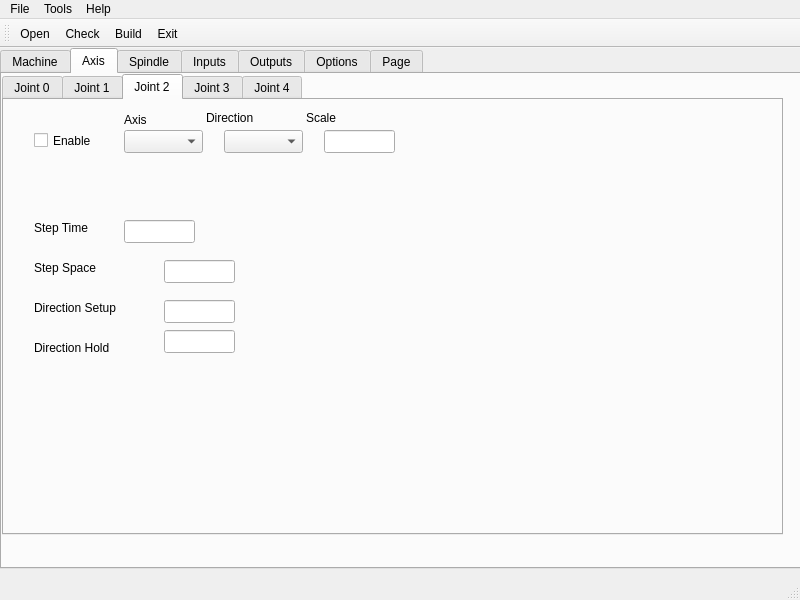
Above: 7i96.ui from snelweg/7i96 before the change. Below: the same form after it.
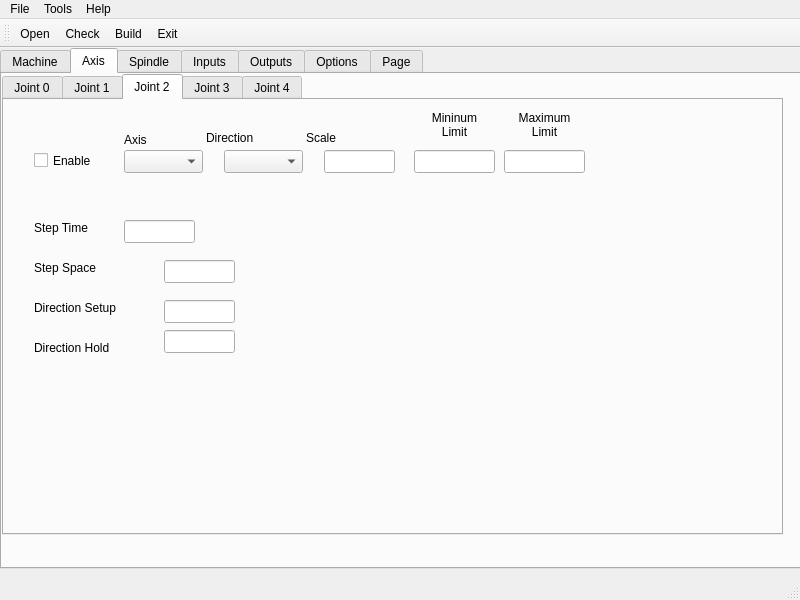
That is the form after the change. The open tabs and pages were chosen to show the change.

Commit message: add more ini items

```diff
--- a/7i96.ui
+++ b/7i96.ui
@@ -622,7 +622,7 @@
         <property name="geometry">
          <rect>
           <x>120</x>
-          <y>30</y>
+          <y>50</y>
           <width>79</width>
           <height>23</height>
          </rect>
@@ -632,7 +632,7 @@
         <property name="geometry">
          <rect>
           <x>220</x>
-          <y>30</y>
+          <y>50</y>
           <width>79</width>
           <height>23</height>
          </rect>
@@ -642,7 +642,7 @@
         <property name="geometry">
          <rect>
           <x>320</x>
-          <y>30</y>
+          <y>50</y>
           <width>71</width>
           <height>23</height>
          </rect>
@@ -662,7 +662,7 @@
         <property name="geometry">
          <rect>
           <x>30</x>
-          <y>30</y>
+          <y>50</y>
           <width>85</width>
           <height>21</height>
          </rect>
@@ -675,7 +675,7 @@
         <property name="geometry">
          <rect>
           <x>120</x>
-          <y>10</y>
+          <y>30</y>
           <width>31</width>
           <height>20</height>
          </rect>
@@ -701,7 +701,7 @@
         <property name="geometry">
          <rect>
           <x>302</x>
-          <y>10</y>
+          <y>30</y>
           <width>59</width>
           <height>15</height>
          </rect>
@@ -714,7 +714,7 @@
         <property name="geometry">
          <rect>
           <x>202</x>
-          <y>10</y>
+          <y>30</y>
           <width>59</width>
           <height>15</height>
          </rect>
@@ -792,6 +792,52 @@
          <string>Direction Hold</string>
         </property>
        </widget>
+       <widget class="QLabel" name="label_64">
+        <property name="geometry">
+         <rect>
+          <x>420</x>
+          <y>10</y>
+          <width>61</width>
+          <height>31</height>
+         </rect>
+        </property>
+        <property name="text">
+         <string>&lt;html&gt;&lt;head/&gt;&lt;body&gt;&lt;p align=&quot;center&quot;&gt;Mininum&lt;br/&gt;Limit&lt;/p&gt;&lt;/body&gt;&lt;/html&gt;</string>
+        </property>
+       </widget>
+       <widget class="QLineEdit" name="jointMinLimit_2">
+        <property name="geometry">
+         <rect>
+          <x>410</x>
+          <y>50</y>
+          <width>81</width>
+          <height>23</height>
+         </rect>
+        </property>
+       </widget>
+       <widget class="QLabel" name="label_69">
+        <property name="geometry">
+         <rect>
+          <x>510</x>
+          <y>10</y>
+          <width>61</width>
+          <height>31</height>
+         </rect>
+        </property>
+        <property name="text">
+         <string>&lt;html&gt;&lt;head/&gt;&lt;body&gt;&lt;p align=&quot;center&quot;&gt;Maximum&lt;br/&gt;Limit&lt;/p&gt;&lt;/body&gt;&lt;/html&gt;</string>
+        </property>
+       </widget>
+       <widget class="QLineEdit" name="jointMaxLimit_2">
+        <property name="geometry">
+         <rect>
+          <x>500</x>
+          <y>50</y>
+          <width>81</width>
+          <height>23</height>
+         </rect>
+        </property>
+       </widget>
       </widget>
       <widget class="QWidget" name="tab_4">
        <attribute name="title">
```
Left out of the diff: 218 changed lines with no effect on the pictures. The commit also changes 1 other file.
